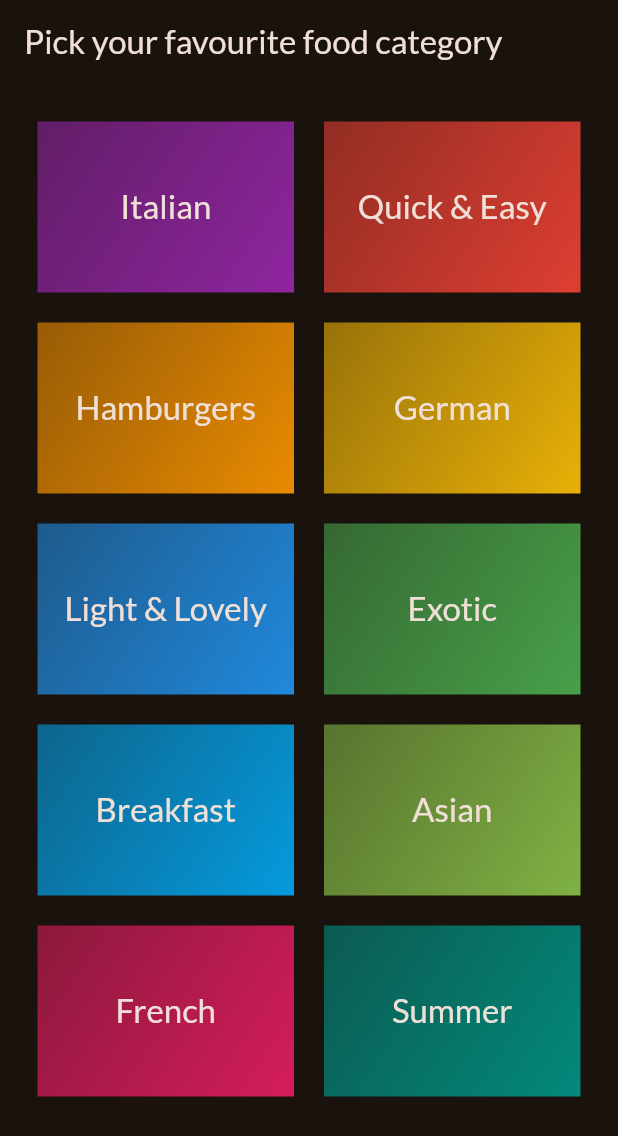
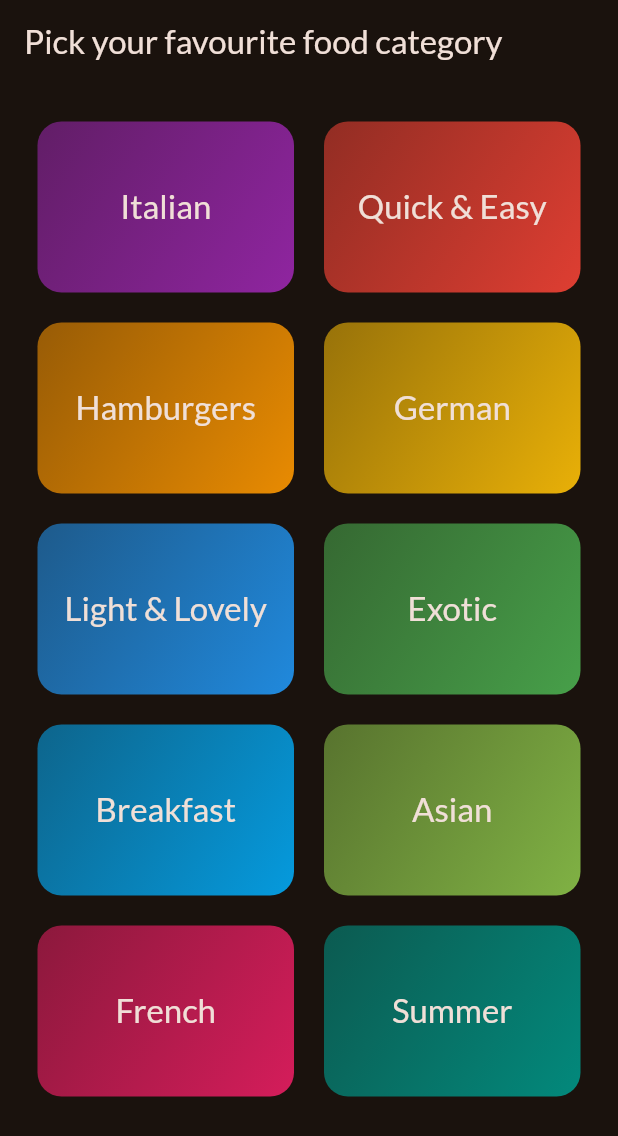
Before and after one commit to emagnu/meals_new, a Flutter app: the screen it shows after launch, on a phone screen of 412 x 824 dp. Shown: the top 1136 px of the screen. Run offline on Flutter 3.47's test engine with Material 3 defaults, Android fonts, the phone set to English and light mode, and no system bars; our stand-ins replace flutter_riverpod, google_fonts.

Commit message:
157. Making any Widget Tappable with InkWell

```diff
--- a/lib/widgets /category_grid_item.dart
+++ b/lib/widgets /category_grid_item.dart
@@ -12,9 +12,14 @@ class CategoryGridItem extends StatelessWidget {
 
   @override
   Widget build(BuildContext context) {
-    return Container(
+    return InkWell(
+      onTap: () {},
+      splashColor: Theme.of(context).primaryColor,
+      borderRadius: BorderRadius.circular(16),
+      child: Container(
         padding: const EdgeInsets.all(16),
         decoration: BoxDecoration(
+            borderRadius: BorderRadius.circular(16),
             gradient: LinearGradient(
               colors: <Color>[
                 category.color.withOpacity(0.55),
@@ -33,6 +38,7 @@ class CategoryGridItem extends StatelessWidget {
                 .copyWith(color: Theme.of(context).colorScheme.onSurface),
           ),
         ),
+      ),
     );
   }
 }
```
Lines whose indentation alone changed are shown as unchanged.
